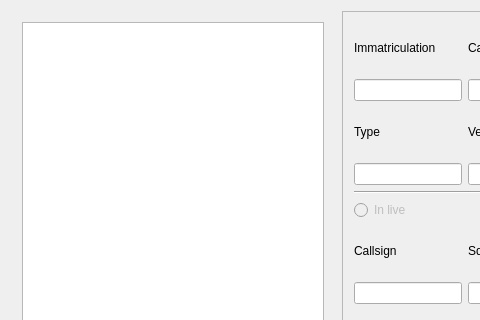
This is mainwindow.ui in squirreldev-fs/adsbAlerting as Qt 5 draws it before an edit; both pictures show x 0 to 480 and y 0 to 320 of the 809 by 580 pixel window. The edited form follows.
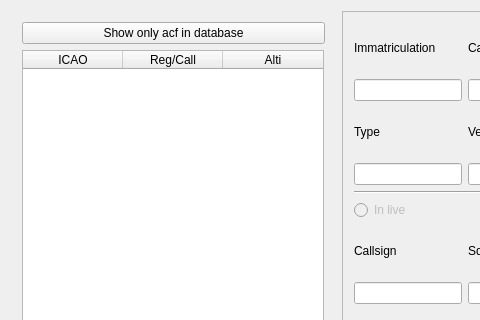
This is the edited form.

Commit message:
Added a filter to display only acf in DB
+ corrected remaining mistakes after removing a button in previous
commit

```diff
--- a/mainwindow.ui
+++ b/mainwindow.ui
@@ -47,6 +47,19 @@
          <property name="sizeConstraint">
           <enum>QLayout::SetNoConstraint</enum>
          </property>
+         <item>
+          <widget class="QPushButton" name="bAcfTableFilter">
+           <property name="text">
+            <string>Show only acf in database</string>
+           </property>
+           <property name="checkable">
+            <bool>true</bool>
+           </property>
+           <property name="checked">
+            <bool>false</bool>
+           </property>
+          </widget>
+         </item>
          <item>
           <widget class="QTableWidget" name="acfTable">
            <property name="sizePolicy">
@@ -95,7 +108,7 @@
             <number>3</number>
            </property>
            <attribute name="horizontalHeaderVisible">
-            <bool>false</bool>
+            <bool>true</bool>
            </attribute>
            <attribute name="horizontalHeaderCascadingSectionResizes">
             <bool>false</bool>
```
The commit also changes 2 other files.
